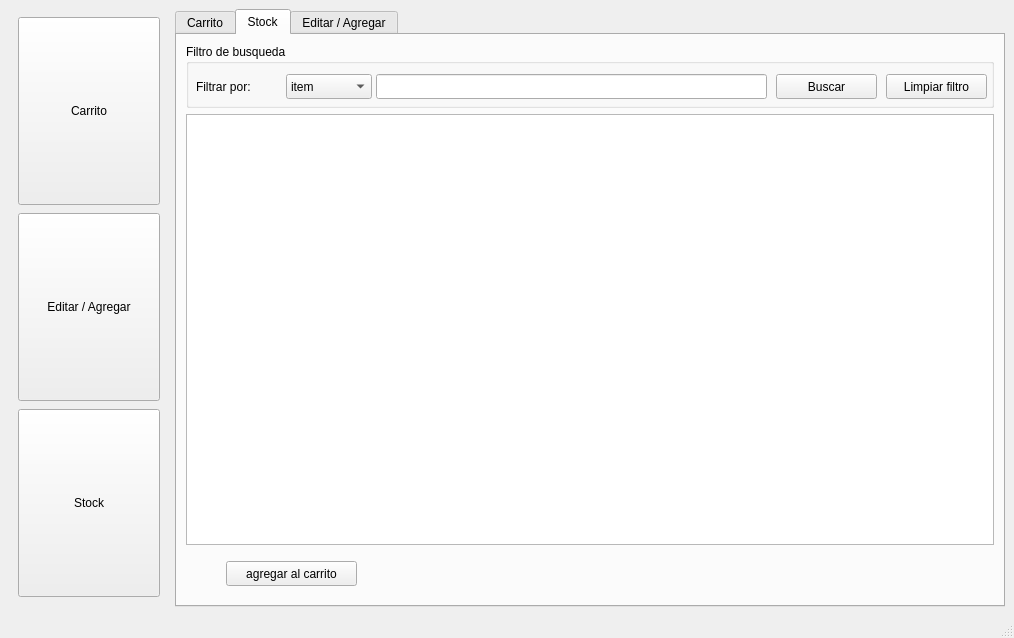
Lucho431/StockCoco_Qt, file StockCoco/mainwindow.ui: the form before one commit.
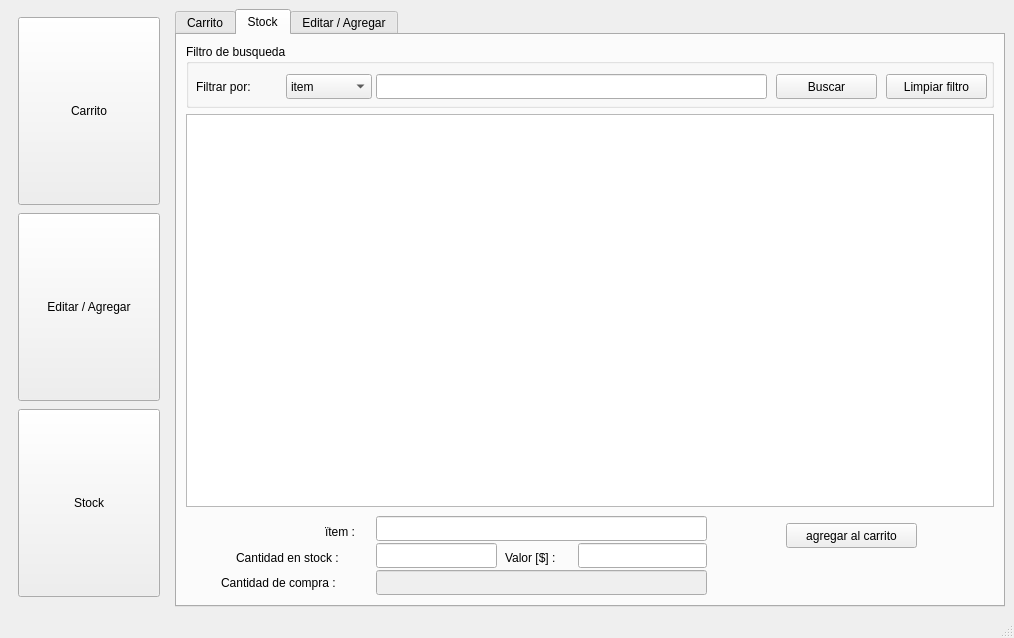
The form after the commit.

Commit message: presentación de datos en tablas de Carrito y Stock

Diff of the .ui file:
```diff
--- a/StockCoco/mainwindow.ui
+++ b/StockCoco/mainwindow.ui
@@ -275,7 +275,7 @@
           <property name="minimumSize">
            <size>
             <width>0</width>
-            <height>45</height>
+            <height>83</height>
            </size>
           </property>
           <property name="frameShape">
@@ -287,7 +287,7 @@
           <widget class="QPushButton" name="btnAddCarrito">
            <property name="geometry">
             <rect>
-             <x>40</x>
+             <x>600</x>
              <y>10</y>
              <width>131</width>
              <height>25</height>
@@ -297,6 +297,129 @@
             <string>agregar al carrito</string>
            </property>
           </widget>
+          <widget class="QLabel" name="lblItem">
+           <property name="geometry">
+            <rect>
+             <x>139</x>
+             <y>10</y>
+             <width>41</width>
+             <height>17</height>
+            </rect>
+           </property>
+           <property name="text">
+            <string>ïtem :</string>
+           </property>
+          </widget>
+          <widget class="QLabel" name="lblValor">
+           <property name="geometry">
+            <rect>
+             <x>319</x>
+             <y>36</y>
+             <width>71</width>
+             <height>17</height>
+            </rect>
+           </property>
+           <property name="text">
+            <string>Valor [$] :</string>
+           </property>
+          </widget>
+          <widget class="QLabel" name="lblCantStock">
+           <property name="geometry">
+            <rect>
+             <x>50</x>
+             <y>36</y>
+             <width>131</width>
+             <height>17</height>
+            </rect>
+           </property>
+           <property name="text">
+            <string>Cantidad en stock :</string>
+           </property>
+          </widget>
+          <widget class="QLineEdit" name="edtTxtItem">
+           <property name="geometry">
+            <rect>
+             <x>190</x>
+             <y>3</y>
+             <width>331</width>
+             <height>25</height>
+            </rect>
+           </property>
+           <property name="text">
+            <string/>
+           </property>
+           <property name="frame">
+            <bool>true</bool>
+           </property>
+           <property name="readOnly">
+            <bool>true</bool>
+           </property>
+          </widget>
+          <widget class="QLineEdit" name="edtTxtValor">
+           <property name="geometry">
+            <rect>
+             <x>392</x>
+             <y>30</y>
+             <width>129</width>
+             <height>25</height>
+            </rect>
+           </property>
+           <property name="readOnly">
+            <bool>true</bool>
+           </property>
+          </widget>
+          <widget class="QLineEdit" name="edtTxtCantStock">
+           <property name="geometry">
+            <rect>
+             <x>190</x>
+             <y>30</y>
+             <width>121</width>
+             <height>25</height>
+            </rect>
+           </property>
+           <property name="readOnly">
+            <bool>true</bool>
+           </property>
+          </widget>
+          <widget class="QLineEdit" name="edtTxtCant">
+           <property name="enabled">
+            <bool>false</bool>
+           </property>
+           <property name="geometry">
+            <rect>
+             <x>190</x>
+             <y>57</y>
+             <width>331</width>
+             <height>25</height>
+            </rect>
+           </property>
+          </widget>
+          <widget class="QLabel" name="lblCant">
+           <property name="geometry">
+            <rect>
+             <x>35</x>
+             <y>60</y>
+             <width>151</width>
+             <height>20</height>
+            </rect>
+           </property>
+           <property name="text">
+            <string>Cantidad de compra :</string>
+           </property>
+          </widget>
+          <widget class="QLabel" name="lblAviso">
+           <property name="geometry">
+            <rect>
+             <x>550</x>
+             <y>60</y>
+             <width>251</width>
+             <height>17</height>
+            </rect>
+           </property>
+           <property name="text">
+            <string/>
+           </property>
+          </widget>
          </widget>
         </item>
        </layout>
```
Left out of the diff: 86 changed lines with no effect on the pictures. The commit also changes 7 other files.
